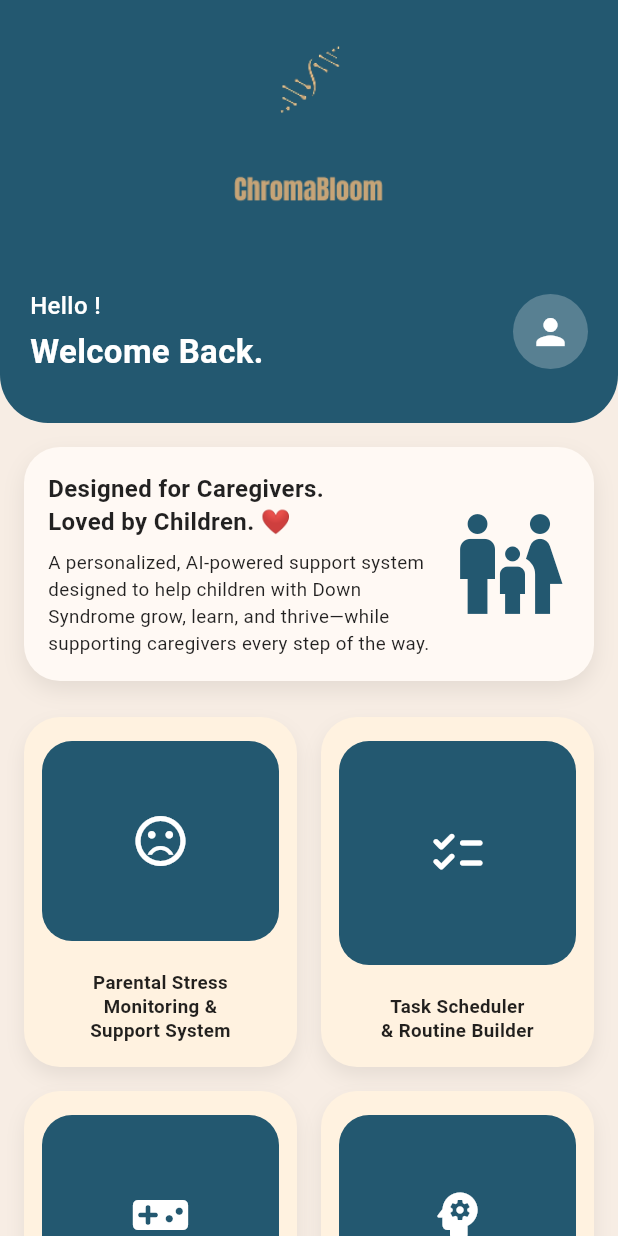
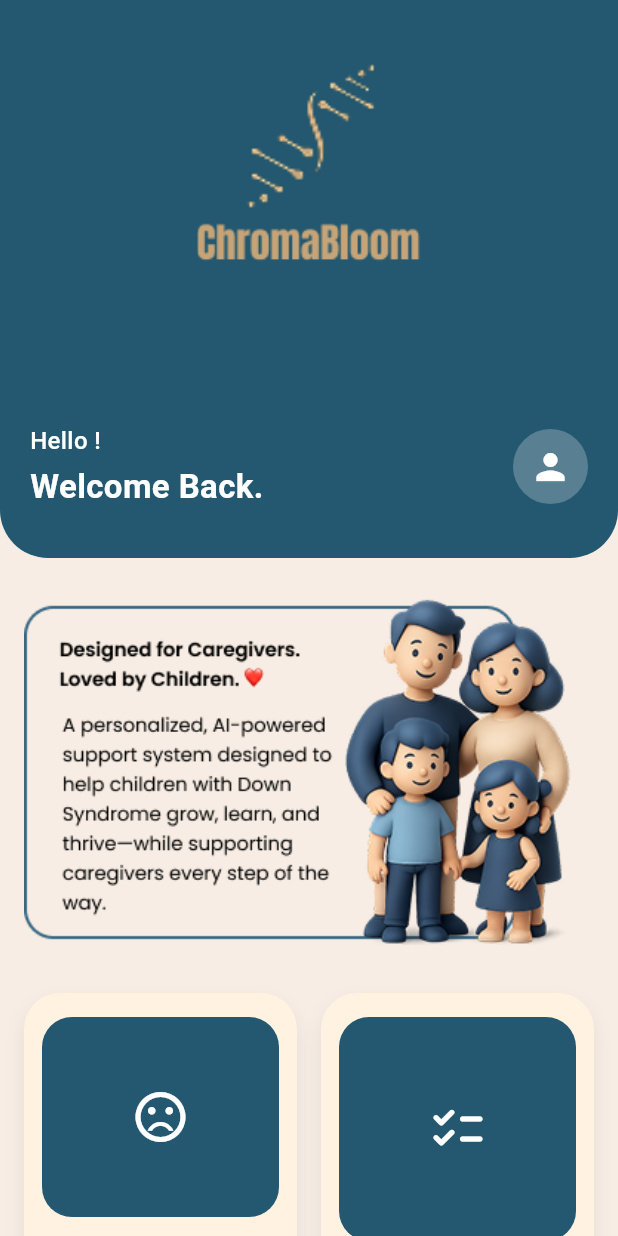
Before and after one commit to Susinidu4/ChromaBloom_Research_Project, a Flutter app: the screen it shows after launch, on a phone screen of 412 x 824 dp. Run offline on Flutter 3.47's test engine with Material 3 defaults, Android fonts, the phone set to English and light mode, and no system bars; our stand-ins replace flutter_tts.

Commit message:
update home page

```diff
--- a/frontend/lib/pages/others/home.dart
+++ b/frontend/lib/pages/others/home.dart
@@ -41,9 +41,7 @@ class _HomePageState extends State<HomePage> {
       padding: const EdgeInsets.fromLTRB(20, 20, 20, 32),
       decoration: BoxDecoration(
         color: _primaryBlue,
-        borderRadius: const BorderRadius.vertical(
-          bottom: Radius.circular(32),
-        ),
+        borderRadius: const BorderRadius.vertical(bottom: Radius.circular(32)),
       ),
       child: Column(
         crossAxisAlignment: CrossAxisAlignment.start,
@@ -56,20 +54,25 @@ class _HomePageState extends State<HomePage> {
                 crossAxisAlignment: CrossAxisAlignment.center,
                 children: [
                   SizedBox(
-                    width: 70,
-                    height: 70,
+                    width: 150,
+                    height: 150,
                     child: Image.asset(
                       'assets/chromabloom1.png',
                       fit: BoxFit.contain,
                     ),
                   ),
-
-                  SizedBox(
-                    width: 100,
-                    height: 70,
-                    child: Image.asset(
-                      'assets/chromabloom2.png',
-                      fit: BoxFit.contain,
+                  Transform.translate(
+                    offset: const Offset(
+                      0,
+                      -50,
+                    ), // move UP by 20px (adjust as needed)
+                    child: SizedBox(
+                      width: 150,
+                      height: 80,
+                      child: Image.asset(
+                        'assets/chromabloom2.png',
+                        fit: BoxFit.contain,
+                      ),
                     ),
                   ),
                 ],
@@ -115,11 +118,7 @@ class _HomePageState extends State<HomePage> {
                   shape: BoxShape.circle,
                   color: Colors.white24,
                 ),
-                child: const Icon(
-                  Icons.person,
-                  color: Colors.white,
-                  size: 28,
-                ),
+                child: const Icon(Icons.person, color: Colors.white, size: 28),
               ),
             ],
           ),
@@ -133,62 +132,12 @@ class _HomePageState extends State<HomePage> {
     return Padding(
       padding: const EdgeInsets.symmetric(horizontal: 16),
       child: Container(
-        padding: const EdgeInsets.all(16),
-        decoration: BoxDecoration(
-          color: _cardBackground,
-          borderRadius: BorderRadius.circular(24),
-          boxShadow: [
-            BoxShadow(
-              blurRadius: 12,
-              offset: const Offset(0, 6),
-              color: Colors.black.withOpacity(0.08),
-            ),
-          ],
-        ),
-        child: Row(
-          children: [
-            // Text section
-            Expanded(
-              child: Column(
-                crossAxisAlignment: CrossAxisAlignment.start,
-                children: const [
-                  Text(
-                    'Designed for Caregivers.\nLoved by Children. ❤️',
-                    style: TextStyle(
-                      fontSize: 16,
-                      fontWeight: FontWeight.w700,
-                      height: 1.4,
-                      color: Colors.black87,
-                    ),
-                  ),
-                  SizedBox(height: 8),
-                  Text(
-                    'A personalized, AI-powered support system designed to help children with Down Syndrome grow, learn, and thrive—while supporting caregivers every step of the way.',
-                    style: TextStyle(
-                      fontSize: 12.5,
-                      height: 1.4,
-                      color: Colors.black87,
-                    ),
-                  ),
-                ],
-              ),
-            ),
-            const SizedBox(width: 12),
-
-            // Illustration placeholder
-            SizedBox(
-              height: 110,
-              width: 80,
-              child: FittedBox(
-                fit: BoxFit.contain,
-                child: Icon(
-                  Icons.family_restroom,
-                  size: 80,
-                  color: _primaryBlue,
-                ),
-              ),
-            ),
-          ],
+        decoration: BoxDecoration(borderRadius: BorderRadius.circular(24)),
+        clipBehavior: Clip.antiAlias,
+        child: SizedBox(
+          height: 250, // << INCREASE HEIGHT HERE
+          width: double.infinity,
+          child: Image.asset('assets/banner.png'),
         ),
       ),
     );
@@ -276,11 +225,7 @@ class _FeatureCard extends StatelessWidget {
                     borderRadius: BorderRadius.circular(20),
                   ),
                   child: Center(
-                    child: Icon(
-                      icon,
-                      size: 40,
-                      color: Colors.white,
-                    ),
+                    child: Icon(icon, size: 40, color: Colors.white),
                   ),
                 ),
               ),
```
Also changed, not shown: frontend/assets/banner.png (added).
